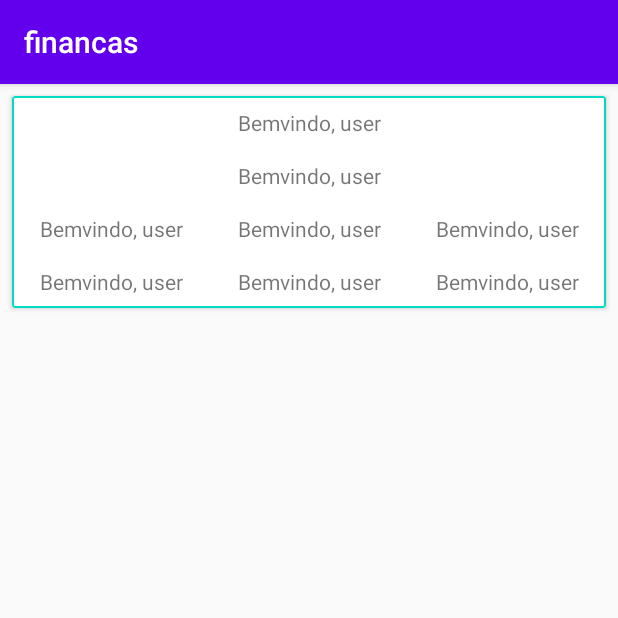
After one commit to emerson-matos/android-finances, an Android app: the HomeActivity screen opened directly, with no data from a screen before it, on a phone screen of 412 x 824 dp, the top half of it. The commit adds this screen. Run offline under Robolectric (Android 15) with nearby library versions, the phone set to English and light mode, and no system bars.

Commit message:
start home task

```diff
--- a/app/src/main/AndroidManifest.xml
+++ b/app/src/main/AndroidManifest.xml
@@ -9,6 +9,13 @@
         android:roundIcon="@mipmap/ic_launcher_round"
         android:supportsRtl="true"
         android:theme="@style/AppTheme">
+        <activity android:name=".ui.main.home.HomeActivity">
+            <intent-filter>
+                <action android:name="android.intent.action.MAIN" />
+
+                <category android:name="android.intent.category.LAUNCHER" />
+            </intent-filter>
+        </activity>
         <activity android:name=".ui.main.expense.ExpenseActivity">
             <intent-filter>
                 <action android:name="android.intent.action.MAIN" />
--- /dev/null
+++ b/app/src/main/java/br/com/controle/financas/ui/main/home/HomeActivity.kt
@@ -0,0 +1,34 @@
+package br.com.controle.financas.ui.main.home
+
+import android.os.Build
+import android.os.Bundle
+import android.view.Gravity
+import android.view.animation.DecelerateInterpolator
+import androidx.appcompat.app.AppCompatActivity
+import androidx.transition.Slide
+import br.com.controle.financas.R
+
+
+class HomeActivity : AppCompatActivity() {
+
+    override fun onCreate(savedInstanceState: Bundle?) {
+        super.onCreate(savedInstanceState)
+
+        setContentView(R.layout.home_activity)
+        if (savedInstanceState == null) {
+            supportFragmentManager.beginTransaction()
+                .replace(R.id.container, HomeFragment.newInstance())
+                .commitNow()
+        }
+    }
+
+    //Your Slide animation
+//    fun setAnimation() {
+//        val slide = Slide()
+//        slide.slideEdge = Gravity.LEFT
+//        slide.duration = 400
+//        slide.interpolator = DecelerateInterpolator()
+//        window.exitTransition = slide
+//        window.enterTransition = slide
+//    }
+}
--- /dev/null
+++ b/app/src/main/java/br/com/controle/financas/ui/main/home/HomeFragment.kt
@@ -0,0 +1,41 @@
+package br.com.controle.financas.ui.main.home
+
+import android.app.ActivityOptions
+import android.content.Intent
+import androidx.lifecycle.ViewModelProviders
+import android.os.Bundle
+import androidx.fragment.app.Fragment
+import android.view.LayoutInflater
+import android.view.View
+import android.view.ViewGroup
+import androidx.core.app.ActivityOptionsCompat
+import br.com.controle.financas.R
+import br.com.controle.financas.ui.main.expense.ExpenseActivity
+import kotlinx.android.synthetic.main.welcome_card.*
+
+class HomeFragment : Fragment() {
+
+    companion object {
+        fun newInstance() = HomeFragment()
+    }
+
+    private lateinit var viewModel: HomeViewModel
+
+    override fun onCreateView(
+        inflater: LayoutInflater, container: ViewGroup?,
+        savedInstanceState: Bundle?
+    ): View {
+        return inflater.inflate(R.layout.main_fragment, container, false)
+    }
+
+    override fun onActivityCreated(savedInstanceState: Bundle?) {
+        super.onActivityCreated(savedInstanceState)
+        viewModel = ViewModelProviders.of(this).get(HomeViewModel::class.java)
+        // TODO: Use the ViewModel
+        card_resume.setOnClickListener {
+            val intent = Intent(this.context, ExpenseActivity::class.java)
+            startActivity(intent)
+        }
+    }
+
+}
--- /dev/null
+++ b/app/src/main/java/br/com/controle/financas/ui/main/home/HomeViewModel.kt
@@ -0,0 +1,7 @@
+package br.com.controle.financas.ui.main.home
+
+import androidx.lifecycle.ViewModel
+
+class HomeViewModel : ViewModel() {
+    // TODO: Implement the ViewModel
+}
--- /dev/null
+++ b/app/src/main/res/anim/slide_in_left.xml
@@ -0,0 +1,6 @@
+<?xml version="1.0" encoding="utf-8"?>
+
+<set xmlns:android="http://schemas.android.com/apk/res/android">
+    <translate android:fromXDelta="-100%p" android:toXDelta="0"
+        android:duration="@android:integer/config_mediumAnimTime"/>
+</set>
--- /dev/null
+++ b/app/src/main/res/anim/slide_in_right.xml
@@ -0,0 +1,6 @@
+<?xml version="1.0" encoding="utf-8"?>
+
+<set xmlns:android="http://schemas.android.com/apk/res/android">
+    <translate android:fromXDelta="100%p" android:toXDelta="0"
+        android:duration="@android:integer/config_mediumAnimTime"/>
+</set>
--- /dev/null
+++ b/app/src/main/res/anim/slide_out_left.xml
@@ -0,0 +1,5 @@
+<?xml version="1.0" encoding="utf-8"?>
+<set xmlns:android="http://schemas.android.com/apk/res/android">
+    <translate android:fromXDelta="0" android:toXDelta="-100%p"
+        android:duration="@android:integer/config_mediumAnimTime"/>
+</set>
--- /dev/null
+++ b/app/src/main/res/anim/slide_out_right.xml
@@ -0,0 +1,6 @@
+<?xml version="1.0" encoding="utf-8"?>
+
+<set xmlns:android="http://schemas.android.com/apk/res/android">
+    <translate android:fromXDelta="0" android:toXDelta="100%p"
+        android:duration="@android:integer/config_mediumAnimTime"/>
+</set>
--- /dev/null
+++ b/app/src/main/res/layout/home_activity.xml
@@ -0,0 +1,7 @@
+<?xml version="1.0" encoding="utf-8"?>
+<FrameLayout xmlns:android="http://schemas.android.com/apk/res/android"
+    xmlns:tools="http://schemas.android.com/tools"
+    android:id="@+id/container"
+    android:layout_width="match_parent"
+    android:layout_height="match_parent"
+    tools:context=".ui.main.home.HomeActivity" />
--- /dev/null
+++ b/app/src/main/res/layout/main_fragment.xml
@@ -0,0 +1,11 @@
+<?xml version="1.0" encoding="utf-8"?>
+<androidx.constraintlayout.widget.ConstraintLayout xmlns:android="http://schemas.android.com/apk/res/android"
+    xmlns:app="http://schemas.android.com/apk/res-auto"
+    xmlns:tools="http://schemas.android.com/tools"
+    android:id="@+id/home"
+    android:layout_width="match_parent"
+    android:layout_height="match_parent"
+    tools:context=".ui.main.home.HomeFragment">
+
+    <include layout="@layout/welcome_card"/>
+</androidx.constraintlayout.widget.ConstraintLayout>
--- /dev/null
+++ b/app/src/main/res/layout/welcome_card.xml
@@ -0,0 +1,114 @@
+<?xml version="1.0" encoding="utf-8"?>
+<com.google.android.material.card.MaterialCardView xmlns:android="http://schemas.android.com/apk/res/android"
+    xmlns:app="http://schemas.android.com/apk/res-auto"
+    android:id="@+id/card_resume"
+    android:layout_width="match_parent"
+    android:layout_height="wrap_content"
+    android:layout_gravity="center"
+    android:layout_margin="8dp"
+    app:layout_constraintEnd_toEndOf="parent"
+    app:layout_constraintStart_toStartOf="parent"
+    app:layout_constraintTop_toTopOf="parent"
+    app:strokeColor="@color/colorAccent"
+    app:strokeWidth="1dp">
+
+    <androidx.constraintlayout.widget.ConstraintLayout
+        android:layout_width="match_parent"
+        android:layout_height="match_parent">
+
+
+        <androidx.appcompat.widget.AppCompatTextView
+            android:id="@+id/title"
+            android:layout_width="0dp"
+            android:layout_height="wrap_content"
+            android:layout_margin="8dp"
+            android:text="Bemvindo, user"
+            android:textAlignment="center"
+            app:layout_constraintBottom_toTopOf="@+id/subtitle"
+            app:layout_constraintEnd_toEndOf="parent"
+            app:layout_constraintStart_toStartOf="parent"
+            app:layout_constraintTop_toTopOf="parent" />
+
+        <androidx.appcompat.widget.AppCompatTextView
+            android:id="@+id/subtitle"
+            android:layout_width="0dp"
+            android:layout_height="wrap_content"
+            android:layout_margin="8dp"
+            android:text="Bemvindo, user"
+            android:textAlignment="center"
+            app:layout_constraintBottom_toTopOf="@+id/label2"
+            app:layout_constraintEnd_toEndOf="parent"
+            app:layout_constraintStart_toStartOf="parent"
+            app:layout_constraintTop_toBottomOf="@+id/title" />
+
+        <androidx.appcompat.widget.AppCompatTextView
+            android:id="@+id/label1"
+            android:layout_width="0dp"
+            android:layout_height="wrap_content"
+            android:layout_margin="8dp"
+            android:text="Bemvindo, user"
+            android:textAlignment="center"
+            app:layout_constraintBottom_toBottomOf="@+id/label2"
+            app:layout_constraintEnd_toStartOf="@+id/label2"
+            app:layout_constraintStart_toStartOf="parent"
+            app:layout_constraintTop_toTopOf="@+id/label2" />
+
+        <androidx.appcompat.widget.AppCompatTextView
+            android:id="@+id/content1"
+            android:layout_width="0dp"
+            android:layout_height="wrap_content"
+            android:text="Bemvindo, user"
+            android:textAlignment="center"
+            app:layout_constraintBottom_toBottomOf="@+id/content2"
+            app:layout_constraintEnd_toEndOf="@+id/label1"
+            app:layout_constraintStart_toStartOf="@+id/label1"
+            app:layout_constraintTop_toTopOf="@+id/content2" />
+
+        <androidx.appcompat.widget.AppCompatTextView
+            android:id="@+id/label2"
+            android:layout_width="0dp"
+            android:layout_height="wrap_content"
+            android:layout_margin="8dp"
+            android:text="Bemvindo, user"
+            android:textAlignment="center"
+            app:layout_constraintBottom_toTopOf="@+id/content2"
+            app:layout_constraintEnd_toStartOf="@+id/label3"
+            app:layout_constraintStart_toEndOf="@+id/label1"
+            app:layout_constraintTop_toBottomOf="@+id/subtitle" />
+
+        <androidx.appcompat.widget.AppCompatTextView
+            android:id="@+id/content2"
+            android:layout_width="0dp"
+            android:layout_height="wrap_content"
+            android:layout_margin="8dp"
+            android:text="Bemvindo, user"
+            android:textAlignment="center"
+            app:layout_constraintBottom_toBottomOf="parent"
+            app:layout_constraintEnd_toEndOf="@+id/label2"
+            app:layout_constraintStart_toStartOf="@+id/label2"
+            app:layout_constraintTop_toBottomOf="@+id/label2" />
+
+        <androidx.appcompat.widget.AppCompatTextView
+            android:id="@+id/label3"
+            android:layout_width="0dp"
+            android:layout_height="wrap_content"
+            android:layout_margin="8dp"
+            android:text="Bemvindo, user"
+            android:textAlignment="center"
+            app:layout_constraintBottom_toBottomOf="@+id/label2"
+            app:layout_constraintEnd_toEndOf="parent"
+            app:layout_constraintStart_toEndOf="@+id/label2"
+            app:layout_constraintTop_toTopOf="@+id/label2" />
+
+        <androidx.appcompat.widget.AppCompatTextView
+            android:id="@+id/content3"
+            android:layout_width="0dp"
+            android:layout_height="wrap_content"
+            android:text="Bemvindo, user"
+            android:textAlignment="center"
+            app:layout_constraintBottom_toBottomOf="@+id/content2"
+            app:layout_constraintEnd_toEndOf="@+id/label3"
+            app:layout_constraintStart_toStartOf="@+id/label3"
+            app:layout_constraintTop_toTopOf="@+id/content2" />
+    </androidx.constraintlayout.widget.ConstraintLayout>
+</com.google.android.material.card.MaterialCardView>
--- /dev/null
+++ b/app/src/main/res/transition/explode.xml
@@ -0,0 +1,10 @@
+<?xml version="1.0" encoding="utf-8"?>
+<transitionSet xmlns:android="http://schemas.android.com/apk/res/android">
+
+<!--    <explode/>-->
+<!--    <changeBounds/>-->
+<!--    <changeTransform/>-->
+<!--    <changeClipBounds/>-->
+    <changeImageTransform/>
+
+</transitionSet>
--- a/app/src/main/res/values/styles.xml
+++ b/app/src/main/res/values/styles.xml
@@ -6,5 +6,13 @@
         <item name="colorPrimary">@color/colorPrimary</item>
         <item name="colorPrimaryDark">@color/colorPrimaryDark</item>
         <item name="colorAccent">@color/colorAccent</item>
+        <!-- enable window content transitions -->
+        <item name="android:windowActivityTransitions">true</item>
+
+        <item name="android:activityOpenEnterAnimation">@anim/slide_in_right</item>
+        <item name="android:activityOpenExitAnimation">@anim/slide_out_left</item>
+        <item name="android:activityCloseEnterAnimation">@anim/slide_in_left</item>
+        <item name="android:activityCloseExitAnimation">@anim/slide_out_right</item>
+
     </style>
 </resources>
```
